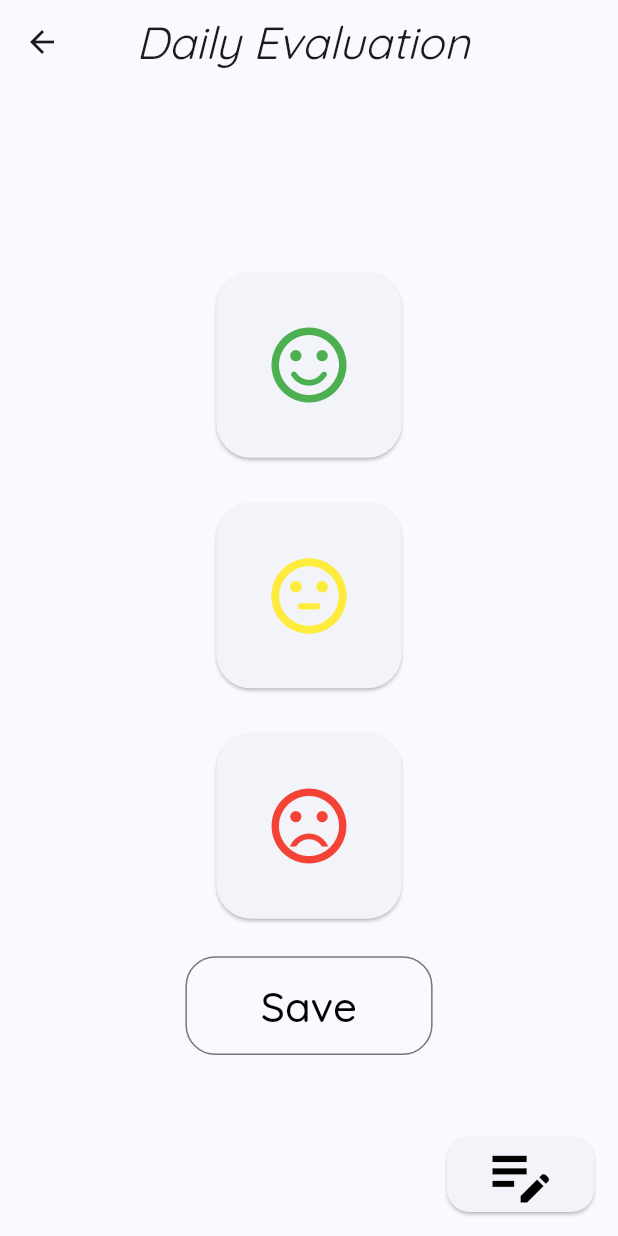
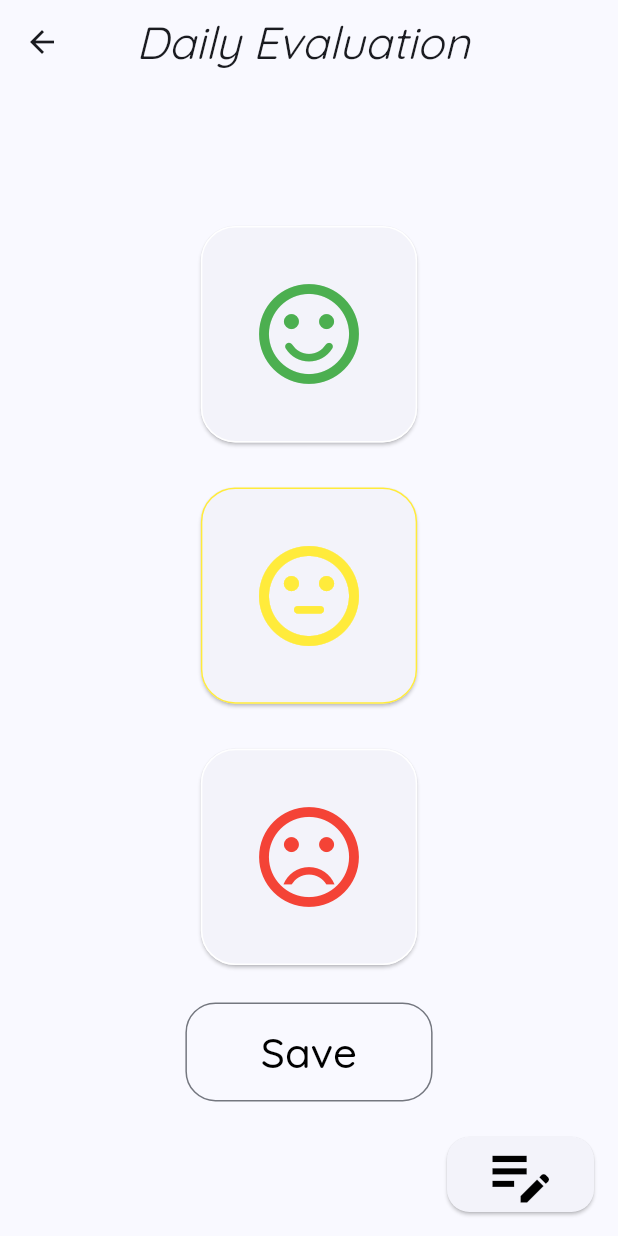
Before and after one commit to ellenritterbusch/urinary_incontinence_application, a Flutter app: the DailyEvaluationPage screen opened directly, after a tap on the "sentiment satisfied" icon, after a tap on the "sentiment neutral" icon, on a phone screen of 412 x 824 dp. Run offline on Flutter 3.47's test engine with Material 3 defaults, Android fonts, the phone set to English and light mode, and no system bars; our stand-ins replace google_fonts, sqflite, table_calendar; accounts and stored records are empty.

Commit message:
save button works

```diff
--- a/lib/BladderDiary/CalendarPage/Table_calendar.dart
+++ b/lib/BladderDiary/CalendarPage/Table_calendar.dart
@@ -2,10 +2,10 @@ import 'package:flutter/material.dart';
 import 'package:intl/intl.dart';
 import 'package:table_calendar/table_calendar.dart';
 import 'package:urinary_incontinence_application/BladderDiary/CalendarPage/CalendarPage.dart';
+import 'package:urinary_incontinence_application/BladderDiary/DailyEvaluationPage/DailyEvaluationPage.dart';
 
-//global variables//
+
 DateTime today = DateTime.now();
-String date = today.toString().substring(0,10);
 class Table_calendar extends StatefulWidget {
   final CalendarFormat yourCalendarFormat;
 
@@ -17,7 +17,9 @@ class Table_calendar extends StatefulWidget {
 }
 
 class _Table_calendarState extends State<Table_calendar> {
-   TextEditingController _evaluationController = TextEditingController();
+
+TextEditingController _evaluationController = TextEditingController();
+
   //store the evaluations created
   Map<DateTime, List<Evaluation>> evaluations = {};
   late final ValueNotifier<List<Evaluation>> _selectedEvaluation;
@@ -35,8 +37,10 @@ class _Table_calendarState extends State<Table_calendar> {
 void _onDaySelected(DateTime selectedDay, DateTime focusedDay){ //funktion der sætter den valgte dag til den dag der skal være i fokus
   setState(() {
     today = selectedDay;
+    debugPrint('$today');
   });
 }
+
 
   @override
   Widget build(BuildContext context) {
--- a/lib/BladderDiary/DailyEvaluationPage/DailyEvaluationPage.dart
+++ b/lib/BladderDiary/DailyEvaluationPage/DailyEvaluationPage.dart
@@ -15,6 +15,7 @@ class DailyEvaluationPage extends StatefulWidget {
 
 class _DailyEvaluationPageState extends State<DailyEvaluationPage> {
   late TextEditingController controller;
+  late String date;
 
 
   @override //Used to take user input for memo
@@ -34,10 +35,8 @@ class _DailyEvaluationPageState extends State<DailyEvaluationPage> {
   bool goodDay = false; //Used for color of green button
   bool mehDay = false; //Used for color of yellow button
   bool badDay = false; //Used for color of red button
-  //Color saveButtonColor = Colors.grey; //Used for color of  save button, defined below.
 
-
-  DatabaseModel databaseModelDE = DatabaseModel(0,'',date);
+   DatabaseModel databaseModelDE = DatabaseModel(0,'','');
 
   @override
   Widget build(BuildContext context) {
@@ -73,6 +72,7 @@ class _DailyEvaluationPageState extends State<DailyEvaluationPage> {
                 ],
             ),
           );
+
     return  Scaffold(
       appBar: AppBar(
           title: const Text('Daily Evaluation '), //Page title
@@ -90,6 +90,7 @@ class _DailyEvaluationPageState extends State<DailyEvaluationPage> {
                   bordercolor: goodDay? Colors.green: kDefaultIconLightColor,
                 onPressed: (){
                   setState(() {
+                    databaseModelDE.dailyEvaluationScore = 3;
                     isVisible = true;
                      goodDay = true;
                      mehDay = false;
@@ -102,6 +103,7 @@ class _DailyEvaluationPageState extends State<DailyEvaluationPage> {
                   bordercolor: mehDay? Colors.yellow: kDefaultIconLightColor,
                 onPressed: (){
                   setState(() {
+                    databaseModelDE.dailyEvaluationScore = 2;
                     isVisible = true;
                     goodDay = false;
                     mehDay = true;
@@ -114,6 +116,7 @@ class _DailyEvaluationPageState extends State<DailyEvaluationPage> {
                   bordercolor: badDay? Colors.red: kDefaultIconLightColor,
                 onPressed: (){
                   setState(() {
+                    databaseModelDE.dailyEvaluationScore = 1;
                     isVisible = true;
                     goodDay = false;
                     mehDay = false;
@@ -127,7 +130,8 @@ class _DailyEvaluationPageState extends State<DailyEvaluationPage> {
                   padding: const EdgeInsets.all(10.0),
                   child: OutlinedButton(
                      onPressed : () async{
-
+                      date = today.toString().substring(0,10);
+                      databaseModelDE.date = date;
                       await DatabaseManager.databaseManager.insertDailyEvaluation(databaseModelDE);
                       debugPrint('data is sucessfully inserted');
                       final evaluation = await DatabaseManager.databaseManager.getDailyEvaluations();
--- a/lib/BladderDiary/DailyEvaluationPage/EvaluationButton.dart
+++ b/lib/BladderDiary/DailyEvaluationPage/EvaluationButton.dart
@@ -3,18 +3,20 @@ import 'package:urinary_incontinence_application/BladderDiary/DailyEvaluationPag
 
 class EvaluationButton extends StatefulWidget {
   final Color iconcolor;
+  final Color bordercolor;
   final IconData yourIcon;
   final Function() onPressed;
-  //final int dailyEvaluation;
 
 
-  const EvaluationButton({required this.iconcolor, required this.yourIcon, required this.onPressed});
+  const EvaluationButton({required this.iconcolor, required this.bordercolor, required this.yourIcon, required this.onPressed});
 
 @override
 _EvaluationButtonState createState() => _EvaluationButtonState();
 }
 
 class _EvaluationButtonState extends State<EvaluationButton> {
+
+
 
   @override
   Widget build(BuildContext context) {
@@ -25,10 +27,13 @@ class _EvaluationButtonState extends State<EvaluationButton> {
         child: ElevatedButton(
           onPressed: widget.onPressed,
          style:  ElevatedButton.styleFrom(
-          fixedSize: Size(MediaQuery.of(context).size.width * 0.30, MediaQuery.of(context).size.width * 0.30),
+            side: BorderSide(
+              color: widget.bordercolor
+          ),
+          fixedSize: Size(MediaQuery.of(context).size.width * 0.35, MediaQuery.of(context).size.width * 0.35),
           shape: RoundedRectangleBorder(
                borderRadius: BorderRadius.circular(23))),
-          child: Icon(widget.yourIcon,  size: 60, color: widget.iconcolor),
+          child: Icon(widget.yourIcon,  size: 80, color: widget.iconcolor),
           ),
       ),
       ]
```
